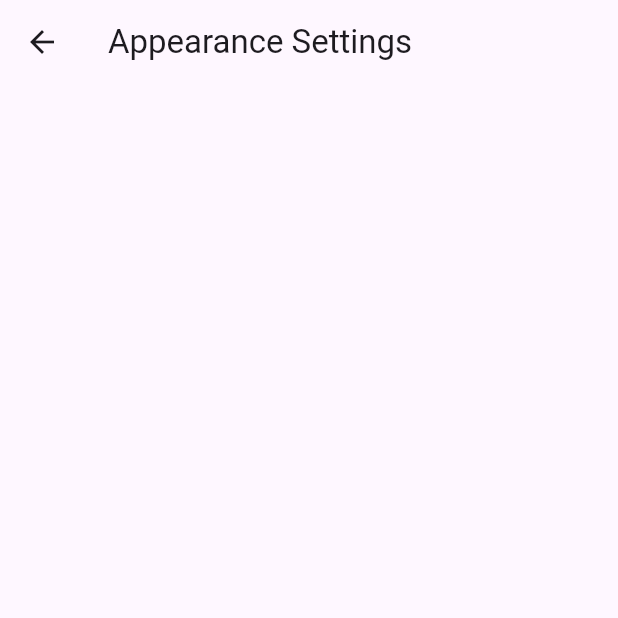
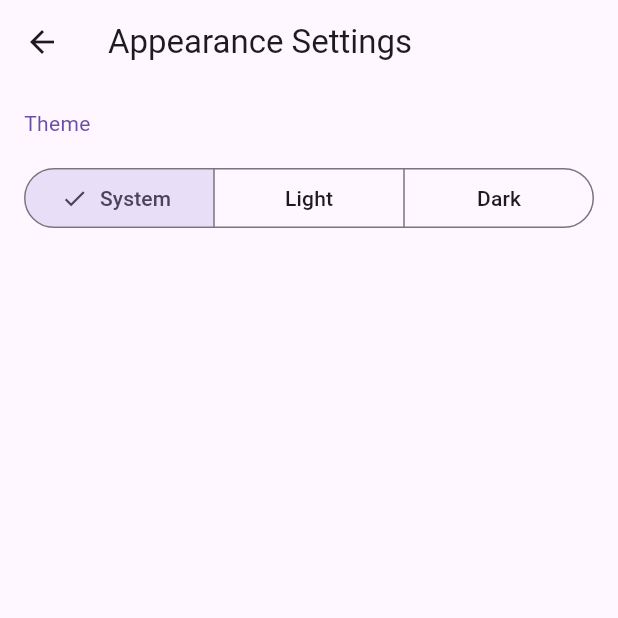
Before and after one commit to MatthewRiley05/FlavorFlick, a Flutter app: the screen it shows after launch, item 3 of the bottom bar chosen, after a tap on "Appearance", on a phone screen of 412 x 824 dp, the top half of it. Run offline on Flutter 3.47's test engine with Material 3 defaults, Android fonts, the phone set to English and light mode, and no system bars; our stand-ins replace flutter_card_swiper, flutter_dotenv, geolocator, shared_preferences.

Commit message:
feat: implement theme customization with ThemeNotifier and update AppearanceSettingsScreen

```diff
--- a/lib/main.dart
+++ b/lib/main.dart
@@ -1,13 +1,20 @@
 import 'package:flavor_flick/screens/home_screen.dart';
 import 'package:flavor_flick/services/prefs_helper.dart';
+import 'package:flavor_flick/services/theme_notifier.dart';
 import 'package:flutter/material.dart';
 import 'package:flutter_dotenv/flutter_dotenv.dart';
+import 'package:provider/provider.dart';
 
 void main() async {
   WidgetsFlutterBinding.ensureInitialized();
   await PrefService.init();
   await dotenv.load();
-  runApp(const MyApp());
+  runApp(
+    ChangeNotifierProvider(
+      create: (_) => ThemeNotifier(),
+      child: const FlavorFlickApp(),
+    ),
+  );
 }
 
 PageTransitionsTheme get defaultPageTransitionsTheme {
@@ -18,8 +25,8 @@ PageTransitionsTheme get defaultPageTransitionsTheme {
   );
 }
 
-class MyApp extends StatelessWidget {
-  const MyApp({super.key});
+class FlavorFlickApp extends StatelessWidget {
+  const FlavorFlickApp({super.key});
 
   @override
   Widget build(BuildContext context) {
--- a/lib/modules/settings/src/appearance_settings_screen.dart
+++ b/lib/modules/settings/src/appearance_settings_screen.dart
@@ -9,6 +9,8 @@ class AppearanceSettingsScreen extends StatefulWidget {
 }
 
 class _AppearanceSettingsScreenState extends State<AppearanceSettingsScreen> {
+  String _selectedTheme = 'system';
+
   @override
   Widget build(BuildContext context) {
     return Scaffold(
@@ -17,7 +19,34 @@ class _AppearanceSettingsScreenState extends State<AppearanceSettingsScreen> {
         padding: const EdgeInsets.all(16.0),
         child: Column(
           crossAxisAlignment: CrossAxisAlignment.start,
-          children: [],
+          spacing: 16,
+          children: [
+            Text(
+              'Theme',
+              style: TextStyle(color: Theme.of(context).colorScheme.primary),
+            ),
+            Center(
+              child: SizedBox(
+                width: double.infinity,
+                child: SegmentedButton<String>(
+                  segments: const <ButtonSegment<String>>[
+                    ButtonSegment<String>(
+                      value: 'system',
+                      label: Text('System'),
+                    ),
+                    ButtonSegment<String>(value: 'light', label: Text('Light')),
+                    ButtonSegment<String>(value: 'dark', label: Text('Dark')),
+                  ],
+                  selected: {_selectedTheme},
+                  onSelectionChanged: (Set<String> newSelection) {
+                    setState(() {
+                      _selectedTheme = newSelection.first;
+                    });
+                  },
+                ),
+              ),
+            ),
+          ],
         ),
       ),
     );
--- a/pubspec.yaml
+++ b/pubspec.yaml
@@ -43,6 +43,7 @@ dependencies:
   permission_handler: ^12.0.1
   flutter_dotenv: ^5.2.1
   url_launcher: ^6.3.2
+  provider: ^6.1.5
 
 dev_dependencies:
   flutter_test:
```
Also changed, not shown: lib/services/theme_notifier.dart (added, +27 -0 lines), pubspec.lock.
